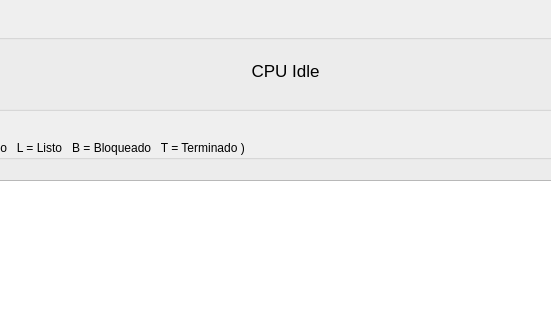
Before: the Qt Designer form Forms/mainwindow.ui in Jesus6405/process_scheduler_simulator, drawn with Qt 5; both pictures show x 430 to 981 and y 0 to 320 of the 1200 by 750 pixel window.
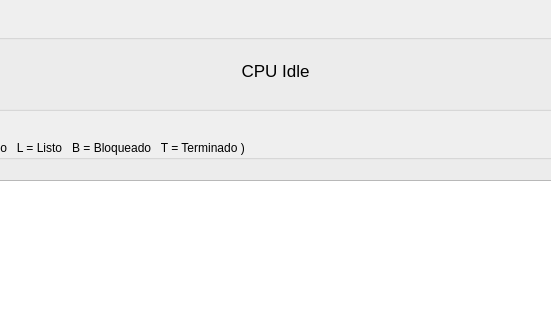
After: the same form once the commit is applied.

```diff
--- a/Forms/mainwindow.ui
+++ b/Forms/mainwindow.ui
@@ -232,9 +232,9 @@
     <widget class="QLabel" name="cpuProcessLabel">
      <property name="geometry">
       <rect>
-       <x>420</x>
+       <x>270</x>
        <y>40</y>
-       <width>111</width>
+       <width>391</width>
        <height>21</height>
       </rect>
      </property>
```
